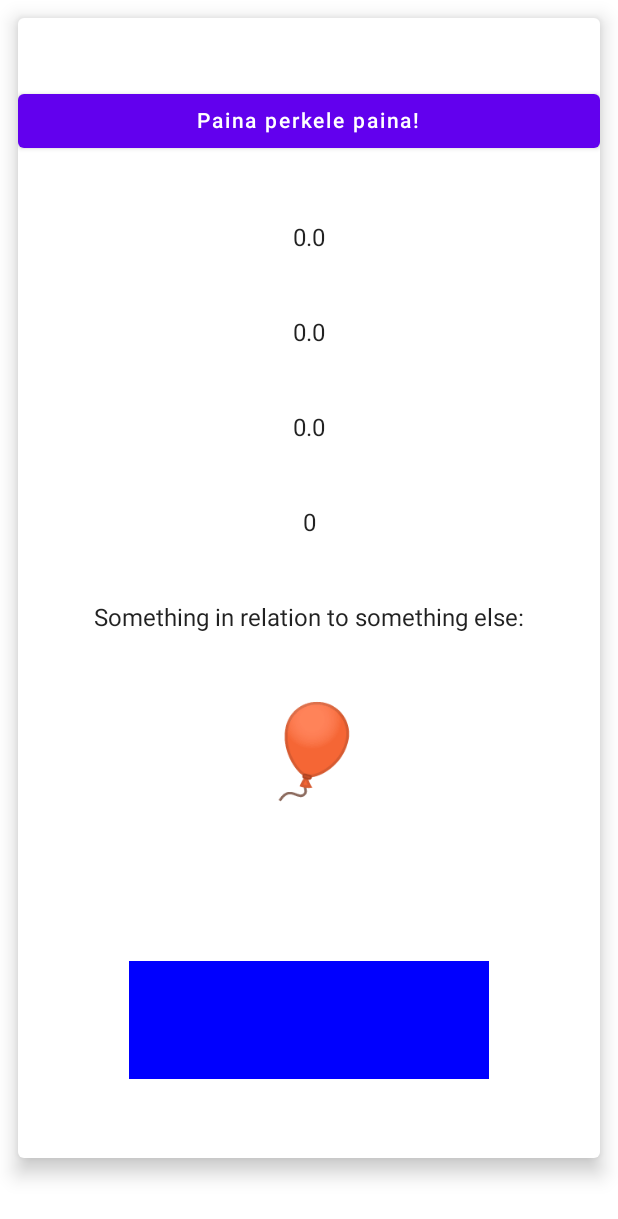
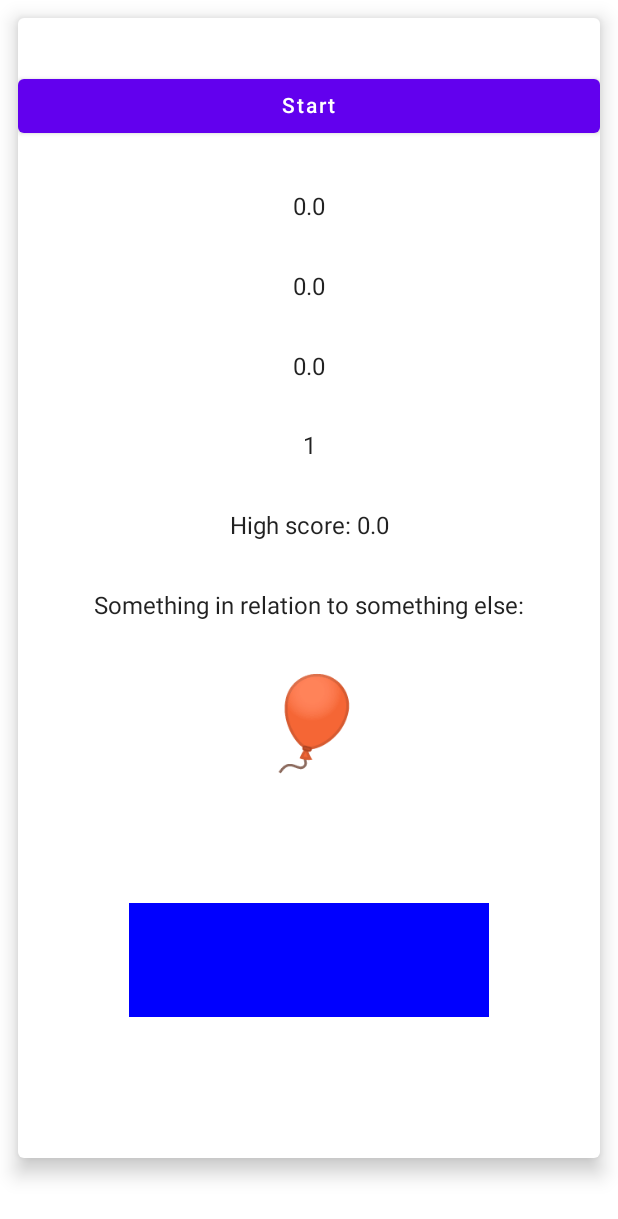
Before and after one commit to JHiltunen/SensorLympics, an Android app built with Jetpack Compose: the composable FeaturedCircularProgressIndicator shown on its own in the app's theme, on a phone screen of 412 x 824 dp. Shown: the top 1219 px of the screen. Run offline under Robolectric (Android 15) with nearby library versions, the phone set to English and light mode, and no system bars; our stand-ins replace livedata-compose; 3 statements that could not run were skipped.

Commit message:
pressure game button logic fixed and texts stringified

```diff
--- a/app/src/main/java/com/jhiltunen/sensorlympics/magnetgame/HelpFunctions.kt
+++ b/app/src/main/java/com/jhiltunen/sensorlympics/magnetgame/HelpFunctions.kt
@@ -20,7 +20,7 @@ fun northOrBust(direction: Int) {
             MainActivity.magnetViewModel.upDateWin(2)
             score = 10 / (1/(abs(angle!!.minus(334))))
             Log.i("DIR", "Vau! $score")
-            //MainActivity.magnetViewModel.upDateScore(score)
+            MainActivity.magnetViewModel.upDateScore(score)
 
         } else MainActivity.magnetViewModel.upDateWin(1)
         //East
@@ -36,7 +36,7 @@ fun northOrBust(direction: Int) {
             MainActivity.magnetViewModel.upDateWin(2)
             score = 10 / (1/(abs(angle!!.minus(154))))
             Log.i("DIR", "Vau!  $score")
-            //MainActivity.magnetViewModel.upDateScore(score)
+            MainActivity.magnetViewModel.upDateScore(score)
 
         } else MainActivity.magnetViewModel.upDateWin(1)
         //West
@@ -44,7 +44,7 @@ fun northOrBust(direction: Int) {
             MainActivity.magnetViewModel.upDateWin(2)
             score = 10 / (1/(abs(angle!!.minus(244))))
             Log.i("DIR", "Vau!  $score")
-            //MainActivity.magnetViewModel.upDateScore(score)
+            MainActivity.magnetViewModel.upDateScore(score)
 
         } else MainActivity.magnetViewModel.upDateWin(1)
         else -> MainActivity.magnetViewModel.upDateWin(1)
--- a/app/src/main/java/com/jhiltunen/sensorlympics/pressuregame/Composables.kt
+++ b/app/src/main/java/com/jhiltunen/sensorlympics/pressuregame/Composables.kt
@@ -12,6 +12,7 @@ import androidx.compose.ui.res.stringResource
 import androidx.compose.ui.unit.dp
 import androidx.compose.ui.unit.sp
 import com.jhiltunen.sensorlympics.MainActivity
+import com.jhiltunen.sensorlympics.R
 import com.jhiltunen.sensorlympics.ui.theme.Purple500
 import com.jhiltunen.sensorlympics.ui.theme.SensorLympicsTheme
 import kotlin.math.round
@@ -52,11 +53,13 @@ fun ShowPressureData(pressureViewModel: PressureViewModel) {
     val value by pressureViewModel.value.observeAsState()
     Text(value ?: "", Modifier.padding(18.dp))
 }
+
 var begin = System.nanoTime()
 var end = System.nanoTime()
 
 @Composable
 fun FeaturedCircularProgressIndicator(pressureViewModelProgress: PressureViewModelProgress) {
+    val highScore by  pressureViewModelProgress.highScore.observeAsState(0.0)
     val value by pressureViewModelProgress.value.observeAsState(0.0F)
     var valueMax by remember { mutableStateOf(0.0F) }
     var valueMin by remember { mutableStateOf(0.0F) }
@@ -78,11 +81,14 @@ fun FeaturedCircularProgressIndicator(pressureViewModelProgress: PressureViewMod
 
     val value3 = value.minus(valueMin).div((valueMax.minus(valueMin)))
 
-    val difference = (valueMax.minus(valueMin).times(1000).let { round(it) }).toInt()
+    val difference = (valueMax.minus(valueMin).times(1000).let { round(it) }).toInt() + 1
 
     val gameValue = (value.minus(900).let { round(it) }).toInt()
 
     var winOrLose by remember { mutableStateOf(false) }
+    var gameOver by remember { mutableStateOf(true) }
+
+    var score = 0.0
 
 
 
@@ -106,7 +112,7 @@ fun FeaturedCircularProgressIndicator(pressureViewModelProgress: PressureViewMod
                 modifier = Modifier
                     .fillMaxWidth(),
                 onClick = {
-                    if (!winOrLose) {
+                    if (!winOrLose && gameOver) {
                         // MainActivity.pressureViewModelProgress.updateValue(0.0F,0.0F,0.0F)
                         /*
                      value?.let {
@@ -123,24 +129,29 @@ fun FeaturedCircularProgressIndicator(pressureViewModelProgress: PressureViewMod
                         winOrLose = true
                         begin = System.nanoTime()
                         Log.i("PRESSURES", "?begin: $begin")
+                        gameOver = false
                     } else {
                         winOrLose = false
-
+                        gameOver = true
                     }
 
                 }
             ) {
-                if (!winOrLose) {
-                    Text("Paina perkele paina!")
+                if (!winOrLose && gameOver) {
+                    Text(stringResource(com.jhiltunen.sensorlympics.R.string.pressure_press))
+                } else if(winOrLose && gameOver){
+                    Text(stringResource(com.jhiltunen.sensorlympics.R.string.pressure_again))
                 } else {
-                    Text("Älä saatana paina!")
+                    Text(stringResource(com.jhiltunen.sensorlympics.R.string.pressure_quit))
                 }
             }
             Text("$value")
             Text("$valueMax")
             Text("$valueMin")
             Text("$difference")
+            Text(stringResource(com.jhiltunen.sensorlympics.R.string.pressure_high, highScore))
             Text(stringResource(com.jhiltunen.sensorlympics.R.string.currentMaxMin))
+
             if (!winOrLose) {
                 Text(
                     "\uD83C\uDF88",
@@ -154,8 +165,11 @@ fun FeaturedCircularProgressIndicator(pressureViewModelProgress: PressureViewMod
                     )
                     end = System.nanoTime()
                 } else if (difference > 180){
+                    val timeDifference = (end.minus(begin)).div(1000000000) + 1
+                    if (timeDifference in 1..1000) {
+                        score = (100/timeDifference).toDouble()
+                    }
 
-                    val timeDifference = end.minus(begin)
                     Log.i("PRESSURES", "?end: $end")
                     Log.i("PRESSURES", "?difference: $timeDifference")
 
@@ -163,9 +177,16 @@ fun FeaturedCircularProgressIndicator(pressureViewModelProgress: PressureViewMod
                         "\uD83D\uDCA5",
                         fontSize = 180.sp
                     )
-                    Text("Hyvä hyvä!")
+                    Text(stringResource(com.jhiltunen.sensorlympics.R.string.pressure_good))
+                    Text(stringResource(com.jhiltunen.sensorlympics.R.string.pressure_time, timeDifference))
+                    Text(stringResource(com.jhiltunen.sensorlympics.R.string.pressure_score, score))
+                    pressureViewModelProgress.upDateScore(score)
 
-                    Text("Elapsed time in milliseconds: ${timeDifference}")
+                    if (score > highScore) {
+                        Text(stringResource(com.jhiltunen.sensorlympics.R.string.pressure_new_high))
+                    }
+
+                    gameOver = true
                     //winOrLose = false
                 }
             }
@@ -180,6 +201,7 @@ fun FeaturedCircularProgressIndicator(pressureViewModelProgress: PressureViewMod
                 color = Purple500,
                 backgroundColor = Color.Blue
             )
+            Spacer(modifier = Modifier.height(17.dp))
         }
     }
 }
--- a/app/src/main/java/com/jhiltunen/sensorlympics/pressuregame/PressureViewModel.kt
+++ b/app/src/main/java/com/jhiltunen/sensorlympics/pressuregame/PressureViewModel.kt
@@ -25,11 +25,11 @@ class PressureViewModelProgress : ViewModel() {
     private val _valueMin: MutableLiveData<Float> = MutableLiveData()
     val valueMin: LiveData<Float> = _valueMin
 
-    private val _score: MutableLiveData<Float> = MutableLiveData()
-    val score: LiveData<Float> = _score
+    private val _score: MutableLiveData<Double> = MutableLiveData()
+    val score: LiveData<Double> = _score
 
-    private val _highScore: MutableLiveData<Float> = MutableLiveData()
-    val highScore: LiveData<Float> = _highScore
+    private val _highScore: MutableLiveData<Double> = MutableLiveData()
+    val highScore: LiveData<Double> = _highScore
 
 
     fun updateValue(value: Float, valueMax: Float, valueMin: Float) {
@@ -38,7 +38,7 @@ class PressureViewModelProgress : ViewModel() {
         _valueMin.value = valueMin
     }
 
-    fun upDateScore(score: Float) {
+    fun upDateScore(score: Double) {
         _score.value = score
         if (_highScore.value == null) {
             _highScore.value = score
@@ -52,4 +52,6 @@ class PressureViewModelProgress : ViewModel() {
              */
         }
     }
+
+
 }
--- a/app/src/main/res/values/strings.xml
+++ b/app/src/main/res/values/strings.xml
@@ -22,5 +22,13 @@
     <string name="result_not_yet">Nervous?</string>
     <string name="game1">Magneto game</string>
     <string name="magnet_high">New high score!</string>
+    <string name="pressure_new_high">New high score!</string>
+    <string name="pressure_high">High score: %s</string>
+    <string name="pressure_press">Start</string>
+    <string name="pressure_quit">Quit</string>
+    <string name="pressure_score">Score: %s</string>
+    <string name="pressure_good">Good job!</string>
+    <string name="pressure_time">Elapsed time in seconds: %s</string>
+    <string name="pressure_again">Again?</string>
 
 </resources>
```
Also changed, not shown: 1 other file.
